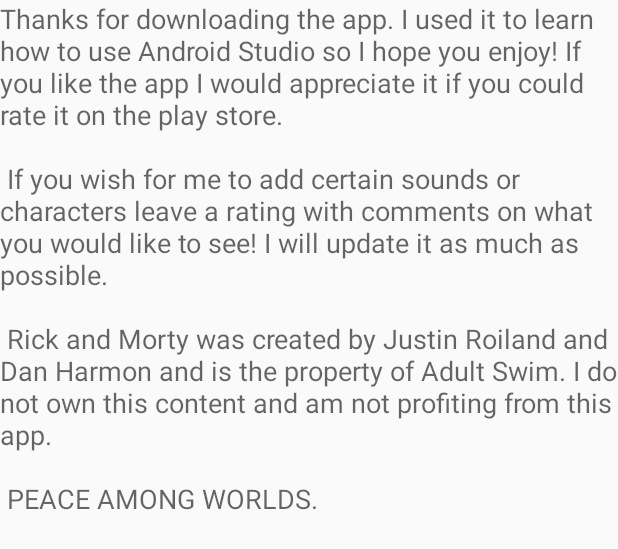
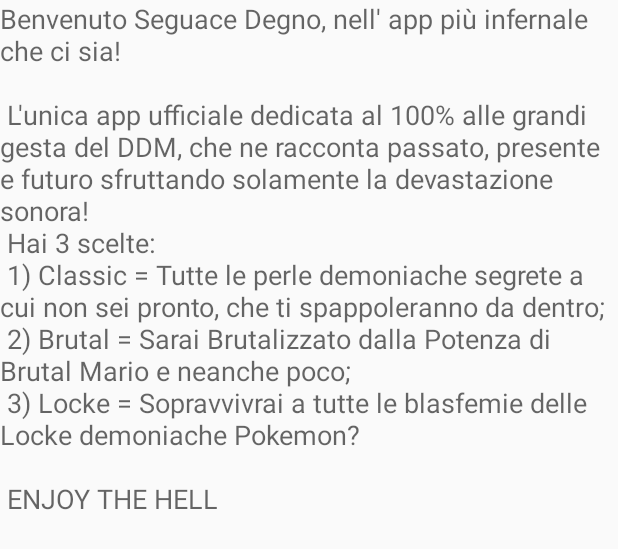
Before and after one commit to davegimo/soundboard2, an Android app: the layout please_read.xml on its own in the app's theme, with its tools: preview values and no code run, on a phone screen of 412 x 824 dp. Shown: the top 549 px of the screen. Run offline under Robolectric (Android 15) with nearby library versions, the phone set to English and light mode, and no system bars.

Commit message:
Merge branch 'master' of https://github.com/davegimo/soundboard2
# Conflicts:
#	app/src/main/res/layout/loading_screen.xml

```diff
--- a/app/src/main/java/io/github/httponefrenchtoast/soundboard/MainActivity.java
+++ b/app/src/main/java/io/github/httponefrenchtoast/soundboard/MainActivity.java
@@ -65,7 +65,7 @@ public class MainActivity extends AppCompatActivity {
 
 
         MediaPlayer mpSoundtrack = MediaPlayer.create(this, R.raw.soundtrack);
-        mpSoundtrack.setVolume(0.04f,0.04f);
+        mpSoundtrack.setVolume(0.07f,0.07f);
         mpSoundtrack.setLooping(true);
         mpSoundtrack.start();
 
--- a/app/src/main/res/layout/please_read.xml
+++ b/app/src/main/res/layout/please_read.xml
@@ -7,7 +7,7 @@
         android:layout_width="match_parent"
         android:layout_height="match_parent"
         android:textAppearance="?android:attr/textAppearanceMedium"
-        android:text="@string/pleaseRead"
+        android:text="@string/ddm"
         android:id="@+id/textView2" />
 
 </LinearLayout>
--- a/app/src/main/res/values/strings.xml
+++ b/app/src/main/res/values/strings.xml
@@ -46,4 +46,21 @@
         and am not profiting from this app. \n\n
 
         PEACE AMONG WORLDS.</string>
+
+
+    <string name="ddm">
+        Benvenuto Seguace Degno, nell\' app più infernale
+        che ci sia! \n\n
+        L\'unica app ufficiale dedicata al 100% alle grandi gesta del DDM, che ne racconta passato, presente e futuro sfruttando solamente la devastazione sonora!
+        \n
+        Hai 3 scelte:\n
+
+        1) Classic = Tutte le perle demoniache segrete a cui non sei pronto, che ti spappoleranno da dentro;
+        \n
+        2) Brutal = Sarai Brutalizzato dalla Potenza di Brutal Mario e neanche poco;
+        \n
+        3) Locke = Sopravvivrai a tutte le blasfemie delle Locke demoniache Pokemon?
+        \n\n
+        ENJOY THE HELL
+    </string>
 </resources>
```
